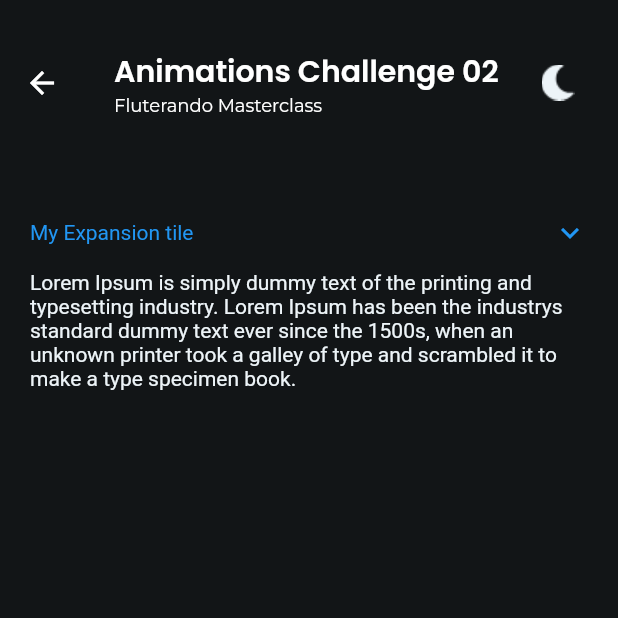
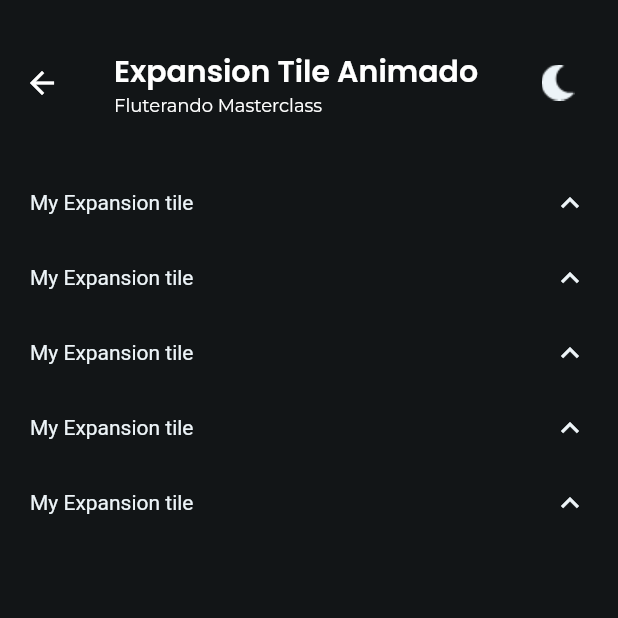
Before and after one commit to rondonVitor/masterclass-app, a Flutter app: the AnimationsChallenge2Page screen opened by its route, on a phone screen of 412 x 824 dp, the top half of it. Run offline on Flutter 3.47's test engine with Material 2 defaults, Android fonts, the phone set to English and light mode, and no system bars; our stand-ins replace google_fonts.

Commit message:
Adjusted expansion tile animado

```diff
--- a/lib/modules/animations/challenge1/animations_challenge1_page.dart
+++ b/lib/modules/animations/challenge1/animations_challenge1_page.dart
@@ -20,7 +20,7 @@ class _AnimationsChallenge1PageState extends State<AnimationsChallenge1Page> {
       appBar: BaseAppBarWidget(
         imgLogo: false,
         appBar: AppBar(),
-        title: 'Animations Challenge 01\n',
+        title: 'Container Animado\n',
       ),
       body: Container(
         width: double.infinity,
--- a/lib/modules/animations/challenge2/animations_challenge2_page.dart
+++ b/lib/modules/animations/challenge2/animations_challenge2_page.dart
@@ -1,4 +1,5 @@
 import 'package:flutter/material.dart';
+import 'package:masterclass_app/modules/animations/challenge2/list_tile_animations_page.dart';
 import 'package:masterclass_app/shared/themes/app_colors.dart';
 import 'package:masterclass_app/shared/widgets/base_app_bar_widget.dart';
 
@@ -20,64 +21,23 @@ class _AnimationsChallenge2PageState extends State<AnimationsChallenge2Page> {
       appBar: BaseAppBarWidget(
         imgLogo: false,
         appBar: AppBar(),
-        title: 'Animations Challenge 02\n',
+        title: 'Expansion Tile Animado\n',
       ),
       body: Container(
-        width: double.infinity,
-        height: double.infinity,
-        color: AppColors.background,
-        child: Padding(
-          padding: const EdgeInsets.all(20),
-          child: GestureDetector(
-            onTap: () {
-              setState(() {
-                isExpanded = !isExpanded;
-              });
-            },
+          width: double.infinity,
+          height: double.infinity,
+          color: AppColors.background,
+          child: SingleChildScrollView(
             child: Column(
               children: [
-                AnimatedContainer(
-                  duration: duration,
-                  width: double.infinity,
-                  height: 50,
-                  child: Row(
-                    children: [
-                      Expanded(
-                        child: Text(
-                          'My Expansion tile',
-                          style: TextStyle(
-                            color:
-                                isExpanded ? AppColors.highlight : Colors.blue,
-                          ),
-                        ),
-                      ),
-                      AnimatedRotation(
-                        turns: isExpanded ? 0.5 : 0,
-                        duration: duration,
-                        child: Icon(
-                          Icons.keyboard_arrow_down_outlined,
-                          color: isExpanded ? AppColors.highlight : Colors.blue,
-                        ),
-                      ),
-                    ],
-                  ),
-                ),
-                ClipRect(
-                  child: AnimatedAlign(
-                    duration: duration,
-                    alignment: Alignment.center,
-                    heightFactor: isExpanded ? 0 : 1,
-                    child: Text(
-                      'Lorem Ipsum is simply dummy text of the printing and typesetting industry. Lorem Ipsum has been the industrys standard dummy text ever since the 1500s, when an unknown printer took a galley of type and scrambled it to make a type specimen book.',
-                      style: TextStyle(color: AppColors.highlight),
-                    ),
-                  ),
-                ),
+                ListTileAnimationsPage(),
+                ListTileAnimationsPage(),
+                ListTileAnimationsPage(),
+                ListTileAnimationsPage(),
+                ListTileAnimationsPage(),
               ],
             ),
-          ),
-        ),
-      ),
+          )),
     );
   }
 }
--- /dev/null
+++ b/lib/modules/animations/challenge2/list_tile_animations_page.dart
@@ -0,0 +1,68 @@
+import 'package:flutter/material.dart';
+import 'package:masterclass_app/shared/themes/app_colors.dart';
+
+class ListTileAnimationsPage extends StatefulWidget {
+  const ListTileAnimationsPage({Key? key}) : super(key: key);
+
+  @override
+  _ListTileAnimationsPageState createState() => _ListTileAnimationsPageState();
+}
+
+class _ListTileAnimationsPageState extends State<ListTileAnimationsPage> {
+  bool isExpanded = false;
+  final duration = const Duration(milliseconds: 500);
+
+  @override
+  Widget build(BuildContext context) {
+    return Padding(
+      padding: const EdgeInsets.symmetric(horizontal: 20),
+      child: GestureDetector(
+        onTap: () {
+          setState(() {
+            isExpanded = !isExpanded;
+          });
+        },
+        child: Column(
+          children: [
+            AnimatedContainer(
+              duration: duration,
+              width: double.infinity,
+              height: 50,
+              child: Row(
+                children: [
+                  Expanded(
+                    child: Text(
+                      'My Expansion tile',
+                      style: TextStyle(
+                        color: isExpanded ? Colors.blue : AppColors.highlight,
+                      ),
+                    ),
+                  ),
+                  AnimatedRotation(
+                    turns: isExpanded ? 0 : 0.5,
+                    duration: duration,
+                    child: Icon(
+                      Icons.keyboard_arrow_down_outlined,
+                      color: isExpanded ? Colors.blue : AppColors.highlight,
+                    ),
+                  ),
+                ],
+              ),
+            ),
+            ClipRect(
+              child: AnimatedAlign(
+                duration: duration,
+                alignment: Alignment.center,
+                heightFactor: isExpanded ? 1 : 0,
+                child: Text(
+                  'Lorem Ipsum is simply dummy text of the printing and typesetting industry. Lorem Ipsum has been the industrys standard dummy text ever since the 1500s, when an unknown printer took a galley of type and scrambled it to make a type specimen book.',
+                  style: TextStyle(color: AppColors.highlight),
+                ),
+              ),
+            ),
+          ],
+        ),
+      ),
+    );
+  }
+}
```
